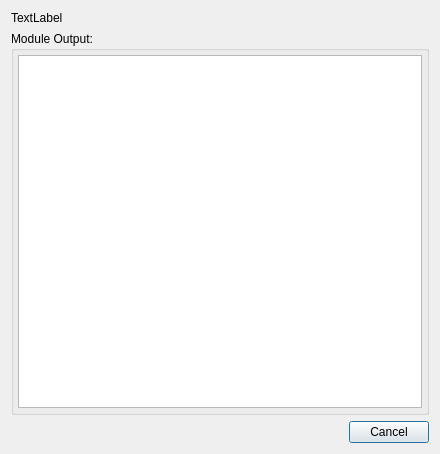
The window that products/RAT-STATS/rstats_launcher/src/UIRStatsLaunchProgressDialog.ui (cbtek/RStats2017) describes before a commit, drawn with Qt 5.
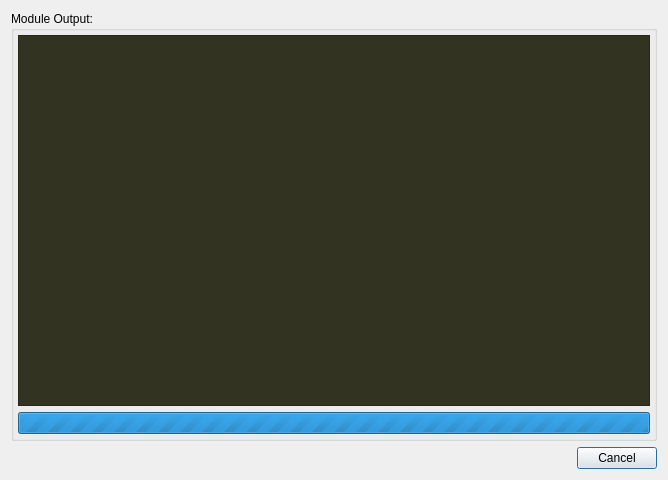
The same window after the commit.

Commit message: Added FileParseException to Exception.hpp Added #pragma once to SystemUtils.hpp Added getAttributeValueAsBool to XMLDataElement Replaced writeAttribute calls with templated versions to support multiple types Added module_definitions folder with individual xml for each module Updated rstats launcher to launch module from command line Added code for saving loading to xml from RStatsModuleProperties Added RStatsUtils code for getting vector of all module definitions

Patch:
```diff
--- a/products/RAT-STATS/rstats_launcher/src/UIRStatsLaunchProgressDialog.ui
+++ b/products/RAT-STATS/rstats_launcher/src/UIRStatsLaunchProgressDialog.ui
@@ -6,8 +6,8 @@
    <rect>
     <x>0</x>
     <y>0</y>
-    <width>440</width>
-    <height>454</height>
+    <width>668</width>
+    <height>480</height>
    </rect>
   </property>
   <property name="windowTitle">
@@ -15,15 +15,7 @@
   </property>
   <layout class="QVBoxLayout" name="verticalLayout_3">
    <item>
-    <layout class="QVBoxLayout" name="verticalLayout">
-     <item>
-      <widget class="QLabel" name="m_lblName">
-       <property name="text">
-        <string>TextLabel</string>
-       </property>
-      </widget>
-     </item>
-    </layout>
+    <layout class="QVBoxLayout" name="verticalLayout"/>
    </item>
    <item>
     <widget class="QGroupBox" name="verticalGroupBox_2">
@@ -44,7 +36,31 @@
        <number>4</number>
       </property>
       <item>
-       <widget class="QPlainTextEdit" name="m_txtOutput"/>
+       <widget class="QTextBrowser" name="m_txtOutput">
+        <property name="styleSheet">
+         <string notr="true">QTextEdit
+{
+	background:#332;
+	color:white;
+}</string>
+        </property>
+       </widget>
+      </item>
+      <item>
+       <widget class="QProgressBar" name="m_prgProgress">
+        <property name="maximum">
+         <number>0</number>
+        </property>
+        <property name="value">
+         <number>-1</number>
+        </property>
+        <property name="textVisible">
+         <bool>false</bool>
+        </property>
+        <property name="format">
+         <string/>
+        </property>
+       </widget>
       </item>
      </layout>
     </widget>
```
Left out of the diff: 2 changed lines with no effect on the pictures. The commit also changes 47 other files.
